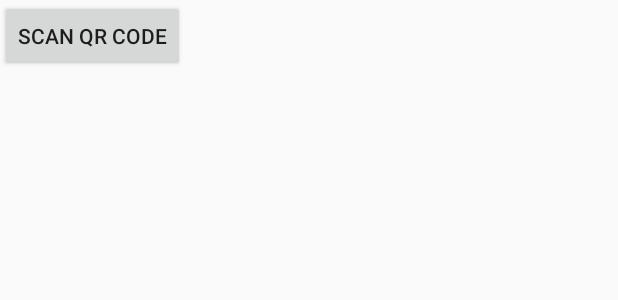
After one commit to Aditya-A-Chavan/NotiBridge, an Android app built with Jetpack Compose: the layout activity_main.xml on its own in the app's theme, with its tools: preview values and no code run, on a phone screen of 412 x 824 dp. The commit adds this screen. Shown: the top 300 px of the screen. Run offline under Robolectric (Android 15) with nearby library versions, the light colour scheme and no system bars.

Commit message:
Planning done Android's qr scanning done.

```diff
--- a/NotiBridgeAndroidApp/app/build.gradle.kts
+++ b/NotiBridgeAndroidApp/app/build.gradle.kts
@@ -66,4 +66,6 @@ dependencies {
     androidTestImplementation(libs.androidx.ui.test.junit4)
     debugImplementation(libs.androidx.ui.tooling)
     debugImplementation(libs.androidx.ui.test.manifest)
+    implementation(libs.zxing.android.embedded)
+    implementation("com.google.zxing:core:3.5.2")
 }
--- /dev/null
+++ b/NotiBridgeAndroidApp/app/src/main/res/layout-sw600dp/activity_main.xml
@@ -0,0 +1,7 @@
+<?xml version="1.0" encoding="utf-8"?>
+<LinearLayout xmlns:android="http://schemas.android.com/apk/res/android"
+    android:orientation="vertical"
+    android:layout_width="match_parent"
+    android:layout_height="match_parent">
+
+</LinearLayout>
--- /dev/null
+++ b/NotiBridgeAndroidApp/app/src/main/res/layout/activity_main.xml
@@ -0,0 +1,13 @@
+<?xml version="1.0" encoding="utf-8"?>
+<LinearLayout xmlns:android="http://schemas.android.com/apk/res/android"
+    android:orientation="vertical"
+    android:layout_width="match_parent"
+    android:layout_height="match_parent">
+    <Button
+        android:id="@+id/btnScanQR"
+        android:layout_width="wrap_content"
+        android:layout_height="wrap_content"
+        android:text="Scan QR Code"
+        android:layout_centerInParent="true"/>
+
+</LinearLayout>
--- a/NotiBridgeAndroidApp/gradle/libs.versions.toml
+++ b/NotiBridgeAndroidApp/gradle/libs.versions.toml
@@ -8,6 +8,7 @@ espressoCore = "3.5.1"
 lifecycleRuntimeKtx = "2.6.1"
 activityCompose = "1.8.0"
 composeBom = "2024.04.01"
+zxingAndroidEmbedded = "4.3.0"
 
 [libraries]
 androidx-core-ktx = { group = "androidx.core", name = "core-ktx", version.ref = "coreKtx" }
@@ -24,6 +25,7 @@ androidx-ui-tooling-preview = { group = "androidx.compose.ui", name = "ui-toolin
 androidx-ui-test-manifest = { group = "androidx.compose.ui", name = "ui-test-manifest" }
 androidx-ui-test-junit4 = { group = "androidx.compose.ui", name = "ui-test-junit4" }
 androidx-material3 = { group = "androidx.compose.material3", name = "material3" }
+zxing-android-embedded = { module = "com.journeyapps:zxing-android-embedded", version.ref = "zxingAndroidEmbedded" }
 
 [plugins]
 android-application = { id = "com.android.application", version.ref = "agp" }
```
Also changed, not shown: NotiBridgeAndroidApp/app/src/main/AndroidManifest.xml (+6 -1 lines), NotiBridgeAndroidApp/app/src/main/java/com/example/notibridge/MainActivity.kt (+51 -9 lines), 2 other files.
